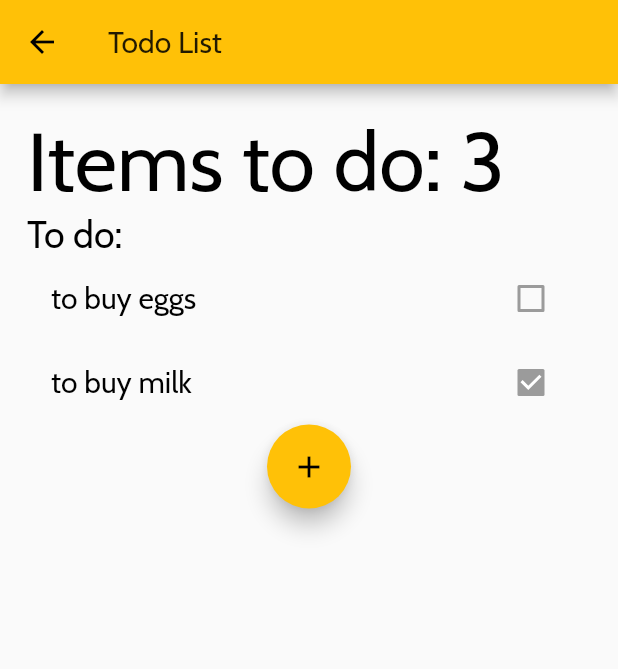
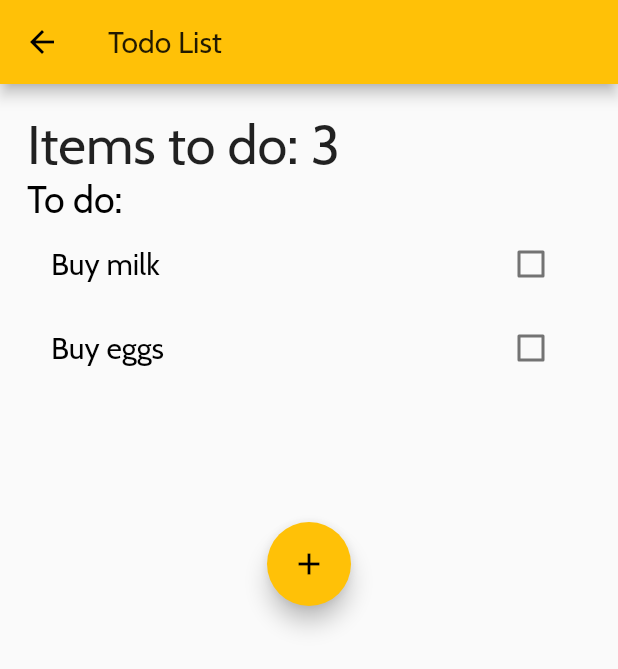
Before and after one commit to arieltsq/flutter-workshop, a Flutter app: the screen it shows after launch, after a tap on "Todo-App", on a phone screen of 412 x 824 dp. Shown: the top 669 px of the screen. Run offline on Flutter 3.47's test engine with Material 2 defaults, Android fonts, the phone set to English and light mode, and no system bars.

Commit message:
Refactor common style to use theme styles

```diff
--- a/lib/main.dart
+++ b/lib/main.dart
@@ -21,8 +21,13 @@ class MyApp extends StatelessWidget {
           // text styling for headlines, titles, bodies of text, and more.
           textTheme: TextTheme(
             headline1: TextStyle(fontSize: 72.0, fontWeight: FontWeight.bold),
-            headline6: TextStyle(fontSize: 36.0, fontStyle: FontStyle.italic),
-            bodyText2: TextStyle(fontSize: 14.0, fontFamily: 'Cabin'),
+            headline6: TextStyle(fontSize: 36.0),
+            subtitle1: TextStyle(
+              color: Colors.black,
+              fontSize: 25.0,
+            ),
+            bodyText2: TextStyle(
+                fontSize: 20.0, fontFamily: 'Cabin', color: Colors.black),
           ),
         ),
         initialRoute: InitialScreen.id,
--- a/lib/screens/initial_screen.dart
+++ b/lib/screens/initial_screen.dart
@@ -25,7 +25,7 @@ class InitialScreen extends StatelessWidget {
                   child: Center(
                     child: Text(
                       'Todo-App',
-                      style: TextStyle(color: Colors.black, fontSize: 20.0),
+                      style: Theme.of(context).textTheme.bodyText2,
                     ),
                   ),
                 ),
--- a/lib/screens/todo_screen.dart
+++ b/lib/screens/todo_screen.dart
@@ -1,5 +1,7 @@
 import 'package:flutter/material.dart';
 import 'package:flutter_workshop/components/add_todo_modal.dart';
+import 'package:flutter_workshop/models/item.dart';
+import 'package:flutter_workshop/widgets/item_list.dart';
 
 class ToDoListScreen extends StatefulWidget {
   static String id = 'todo_list_screen';
@@ -20,45 +22,9 @@ class _ToDoListScreenState extends State<ToDoListScreen> {
               crossAxisAlignment: CrossAxisAlignment.start,
               children: <Widget>[
                 Text('Items to do: 3',
-                    style: TextStyle(
-                      color: Colors.black,
-                      fontSize: 55.0,
-                    )),
-                Text('To do:',
-                    style: TextStyle(
-                      color: Colors.black,
-                      fontSize: 25.0,
-                    )),
-                ListTile(
-                  onLongPress: null,
-                  title: Text(
-                    'to buy eggs',
-                    style: TextStyle(
-                      color: Colors.black,
-                      fontSize: 20.0,
-                    ),
-                  ),
-                  trailing: Checkbox(
-                    activeColor: Colors.black,
-                    value: false,
-                    onChanged: null,
-                  ),
-                ),
-                ListTile(
-                  onLongPress: null,
-                  title: Text(
-                    'to buy milk',
-                    style: TextStyle(
-                      color: Colors.black,
-                      fontSize: 20.0,
-                    ),
-                  ),
-                  trailing: Checkbox(
-                    activeColor: Colors.black,
-                    value: true,
-                    onChanged: null,
-                  ),
-                ),
+                    style: Theme.of(context).textTheme.headline6),
+                Text('To do:', style: Theme.of(context).textTheme.subtitle1),
+                SizedBox(height: 200.0, child: ItemList()),
                 Center(
                   child: FloatingActionButton(
                       onPressed: () {
@@ -66,6 +32,7 @@ class _ToDoListScreenState extends State<ToDoListScreen> {
 
                         showModalBottomSheet(
                             context: context,
+                            isScrollControlled: true,
                             builder: (context) => AddTodoModal());
                       },
                       child: Icon(Icons.add)),
```
